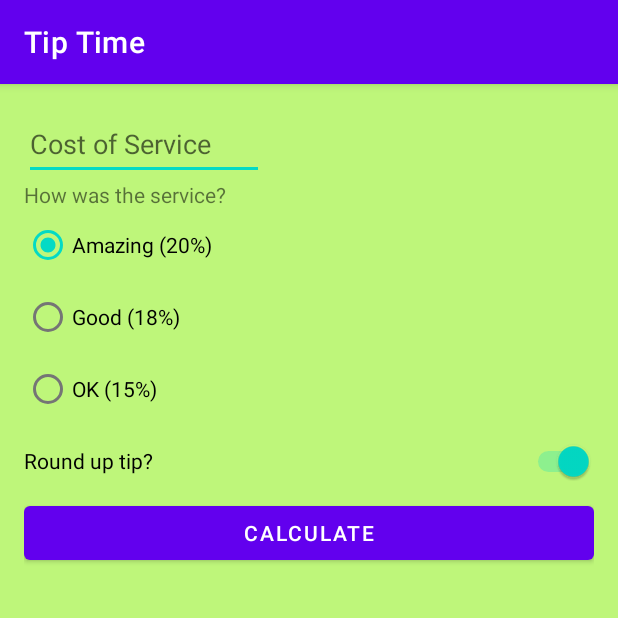
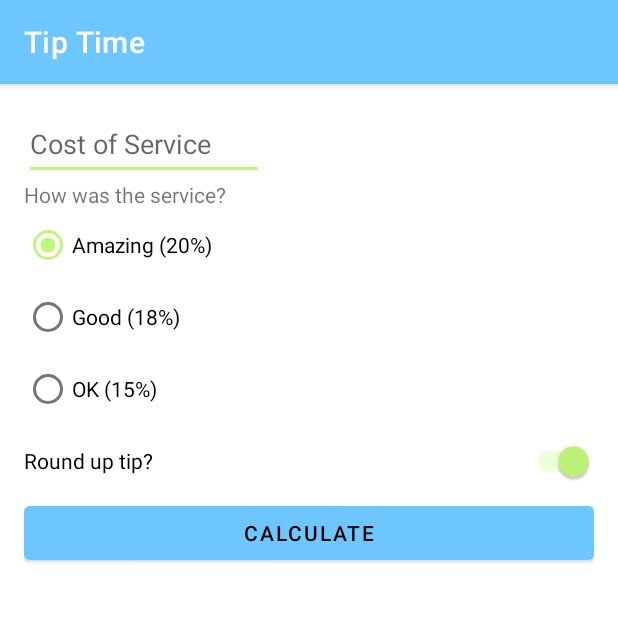
Before and after one commit to RichoHa/android.tiptime.app, an Android app: the screen it shows after launch (MainActivity), on a phone screen of 412 x 824 dp, the top half of it. Run offline under Robolectric (Android 15) with nearby library versions, the phone set to English and light mode, and no system bars.

Commit message:
Updated themes

```diff
--- a/app/src/main/res/layout/activity_main.xml
+++ b/app/src/main/res/layout/activity_main.xml
@@ -5,8 +5,7 @@
     android:layout_width="match_parent"
     android:layout_height="match_parent"
     android:padding="16dp"
-    tools:context=".MainActivity"
-    android:background="@color/light_green">
+    tools:context=".MainActivity">
 
     <EditText
         android:id="@+id/cost_of_service"
--- a/app/src/main/res/values-night/themes.xml
+++ b/app/src/main/res/values-night/themes.xml
@@ -2,12 +2,12 @@
     <!-- Base application theme. -->
     <style name="Theme.TipTime" parent="Theme.MaterialComponents.DayNight.DarkActionBar">
         <!-- Primary brand color. -->
-        <item name="colorPrimary">@color/purple_200</item>
-        <item name="colorPrimaryVariant">@color/purple_700</item>
+        <item name="colorPrimary">@color/light_blue</item>
+        <item name="colorPrimaryVariant">@color/dark_blue</item>
         <item name="colorOnPrimary">@color/black</item>
         <!-- Secondary brand color. -->
-        <item name="colorSecondary">@color/teal_200</item>
-        <item name="colorSecondaryVariant">@color/teal_200</item>
+        <item name="colorSecondary">@color/light_green</item>
+        <item name="colorSecondaryVariant">@color/dark_green</item>
         <item name="colorOnSecondary">@color/black</item>
         <!-- Status bar color. -->
         <item name="android:statusBarColor" tools:targetApi="l">?attr/colorPrimaryVariant</item>
--- a/app/src/main/res/values/themes.xml
+++ b/app/src/main/res/values/themes.xml
@@ -2,13 +2,13 @@
     <!-- Base application theme. -->
     <style name="Theme.TipTime" parent="Theme.MaterialComponents.DayNight.DarkActionBar">
         <!-- Primary brand color. -->
-        <item name="colorPrimary">@color/purple_500</item>
-        <item name="colorPrimaryVariant">@color/purple_700</item>
-        <item name="colorOnPrimary">@color/white</item>
+        <item name="colorPrimary">@color/light_blue</item>
+        <item name="colorPrimaryVariant">@color/dark_blue</item>
+        <item name="colorOnPrimary">@color/black</item>
         <!-- Secondary brand color. -->
-        <item name="colorSecondary">@color/teal_200</item>
-        <item name="colorSecondaryVariant">@color/teal_700</item>
-        <item name="colorOnSecondary">@color/black</item>
+        <item name="colorSecondary">@color/light_green</item>
+        <item name="colorSecondaryVariant">@color/dark_green</item>
+        <item name="colorOnSecondary">@color/white</item>
         <!-- Status bar color. -->
         <item name="android:statusBarColor" tools:targetApi="l">?attr/colorPrimaryVariant</item>
         <!-- Customize your theme here. -->
```
